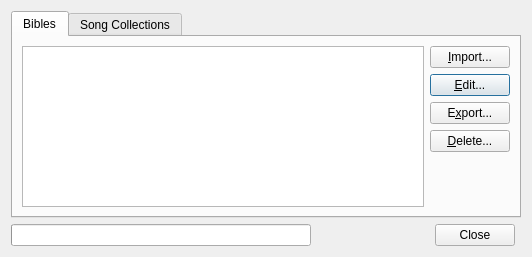
This is src/managedatadialog.ui in SoftProjector/src as Qt 5 draws it before an edit. The edited form follows.
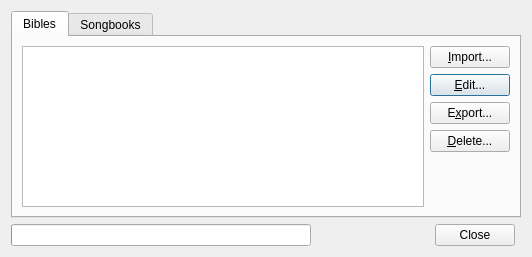
This is the edited form.

Commit message: Renamed all instances of Sbonik and Song Collection to Songbook

```diff
--- a/src/managedatadialog.ui
+++ b/src/managedatadialog.ui
@@ -107,7 +107,7 @@
      </widget>
      <widget class="QWidget" name="tab_2">
       <attribute name="title">
-       <string>Song Collections</string>
+       <string>Songbooks</string>
       </attribute>
       <layout class="QGridLayout" name="gridLayout">
        <item row="0" column="0">
```
Left out of the diff: 10 changed lines with no effect on the pictures. The commit also changes 21 other files.
